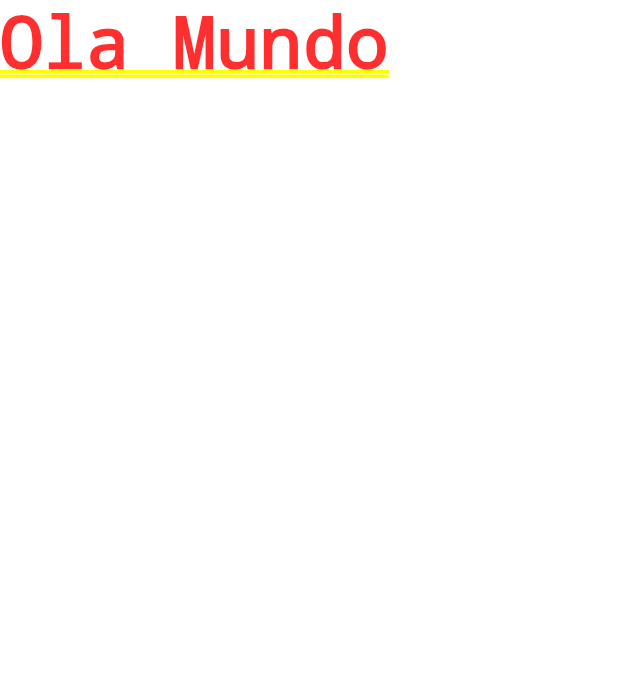
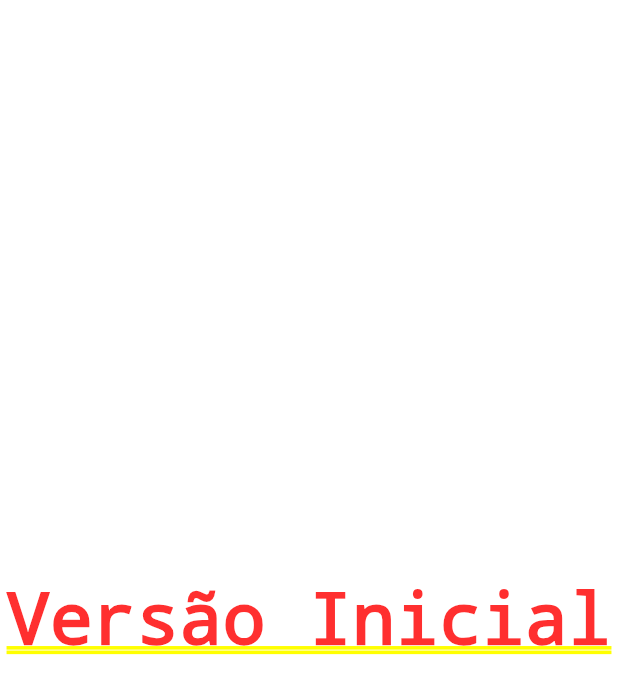
Before and after one commit to fre200tey623/Expenses-App, a Flutter app: the screen it shows after launch, on a phone screen of 412 x 824 dp. Shown: the top 694 px of the screen. Run offline on Flutter 3.47's test engine with Material 2 defaults, Android fonts, the phone set to English and light mode, and no system bars.

Commit message:
Conteudo atualizado

```diff
--- a/lib/main.dart
+++ b/lib/main.dart
@@ -1,18 +1,23 @@
 import 'package:flutter/material.dart';
 
 void main() {
-  runApp(const MyApp());
+  runApp(MyApp());
 }
 
 class MyApp extends StatelessWidget {
-  const MyApp({super.key});
 
-  // This widget is the root of your application.
   @override
   Widget build(BuildContext context) {
     return MaterialApp(
-      title: 'Flutter Demo',
-      home: const Text("Ola Mundo"),
+      home: MyHomePage(),
     );
   }
 }
+
+class MyHomePage extends StatelessWidget {
+
+  @override
+  Widget build(BuildContext context) {
+    return const Center(child: Text("Versão Inicial"));
+  }
+}
```
